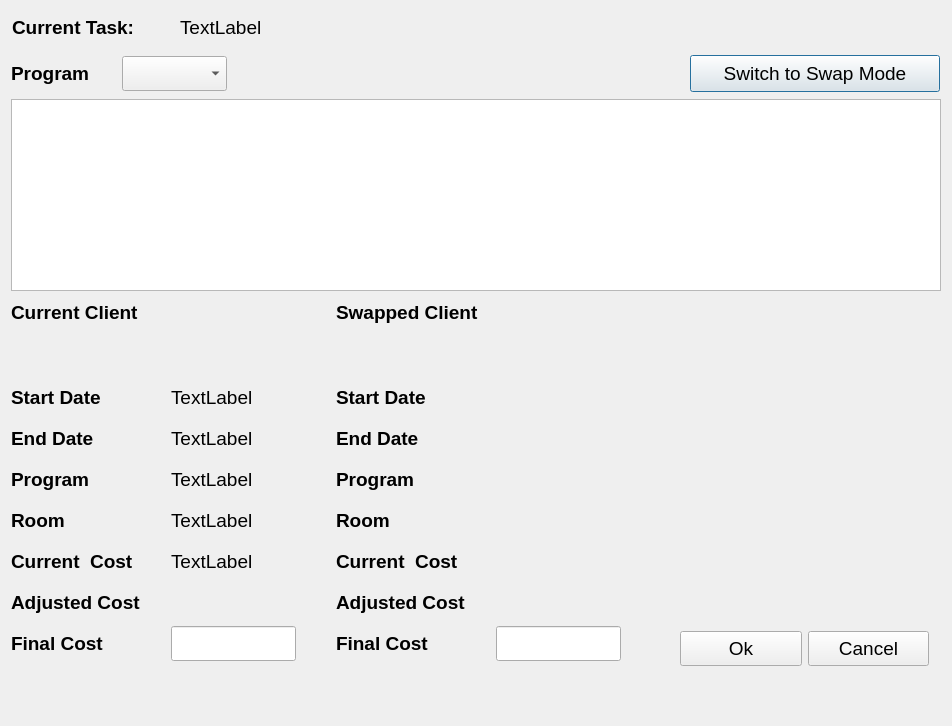
This is ArcApp/editrooms.ui in Arc-Project/Arc as Qt 5 draws it before an edit. The edited form follows.
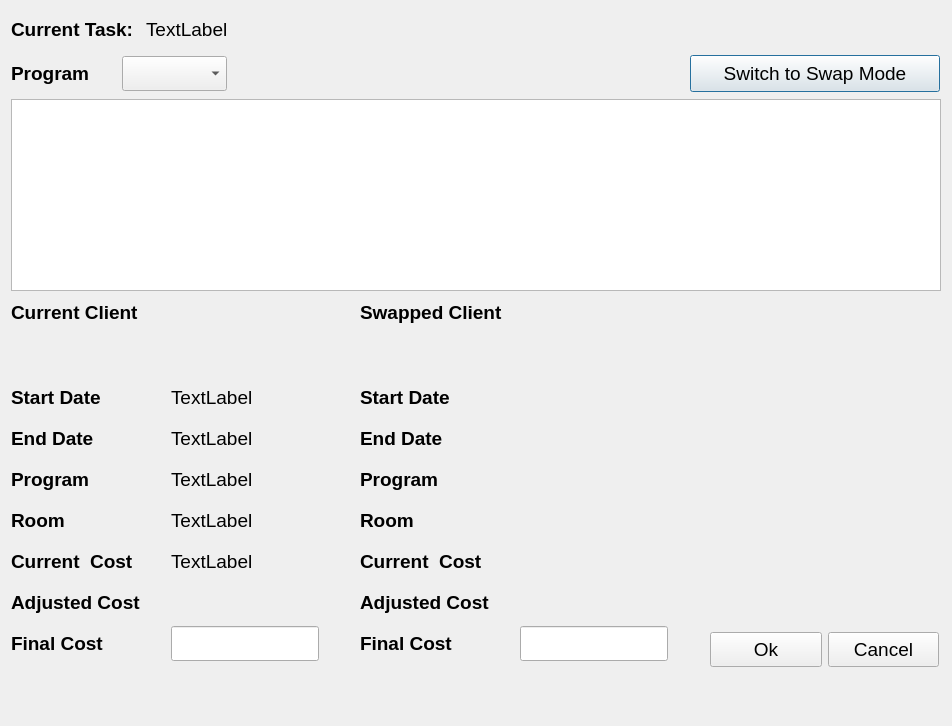
This is the edited form.

Commit message: edit rooms ui spacing fix

What changed in the file:
```diff
--- a/ArcApp/editrooms.ui
+++ b/ArcApp/editrooms.ui
@@ -57,30 +57,6 @@
     </font>
    </property>
   </widget>
-  <widget class="QLabel" name="editMoveType">
-   <property name="geometry">
-    <rect>
-     <x>180</x>
-     <y>10</y>
-     <width>761</width>
-     <height>35</height>
-    </rect>
-   </property>
-   <property name="minimumSize">
-    <size>
-     <width>0</width>
-     <height>35</height>
-    </size>
-   </property>
-   <property name="font">
-    <font>
-     <pointsize>14</pointsize>
-    </font>
-   </property>
-   <property name="text">
-    <string>TextLabel</string>
-   </property>
-  </widget>
   <widget class="QLabel" name="editWarnLabel">
    <property name="geometry">
     <rect>
@@ -114,38 +90,12 @@
     <set>Qt::AlignRight|Qt::AlignTrailing|Qt::AlignVCenter</set>
    </property>
   </widget>
-  <widget class="QLabel" name="label_18">
-   <property name="geometry">
-    <rect>
-     <x>12</x>
-     <y>10</y>
-     <width>158</width>
-     <height>35</height>
-    </rect>
-   </property>
-   <property name="minimumSize">
-    <size>
-     <width>158</width>
-     <height>35</height>
-    </size>
-   </property>
-   <property name="font">
-    <font>
-     <pointsize>14</pointsize>
-     <weight>75</weight>
-     <bold>true</bold>
-    </font>
-   </property>
-   <property name="text">
-    <string>Current Task:</string>
-   </property>
-  </widget>
   <widget class="QWidget" name="formLayoutWidget">
    <property name="geometry">
     <rect>
      <x>11</x>
      <y>380</y>
-     <width>318</width>
+     <width>341</width>
      <height>289</height>
     </rect>
    </property>
@@ -177,7 +127,7 @@
      <widget class="QLabel" name="curStart">
       <property name="minimumSize">
        <size>
-        <width>0</width>
+        <width>148</width>
         <height>35</height>
        </size>
       </property>
@@ -215,7 +165,7 @@
      <widget class="QLabel" name="curEnd">
       <property name="minimumSize">
        <size>
-        <width>0</width>
+        <width>148</width>
         <height>35</height>
        </size>
       </property>
@@ -253,7 +203,7 @@
      <widget class="QLabel" name="curProgram">
       <property name="minimumSize">
        <size>
-        <width>0</width>
+        <width>148</width>
         <height>35</height>
        </size>
       </property>
@@ -291,7 +241,7 @@
      <widget class="QLabel" name="curRoom">
       <property name="minimumSize">
        <size>
-        <width>0</width>
+        <width>148</width>
         <height>35</height>
        </size>
       </property>
@@ -329,7 +279,7 @@
      <widget class="QLabel" name="curCost">
       <property name="minimumSize">
        <size>
-        <width>0</width>
+        <width>148</width>
         <height>35</height>
        </size>
       </property>
@@ -367,7 +317,7 @@
      <widget class="QLabel" name="curAdjust">
       <property name="minimumSize">
        <size>
-        <width>0</width>
+        <width>148</width>
         <height>35</height>
        </size>
       </property>
@@ -411,7 +361,7 @@
       </property>
       <property name="minimumSize">
        <size>
-        <width>0</width>
+        <width>148</width>
         <height>35</height>
        </size>
       </property>
@@ -433,9 +383,9 @@
   <widget class="QWidget" name="formLayoutWidget_2">
    <property name="geometry">
     <rect>
-     <x>336</x>
+     <x>360</x>
      <y>380</y>
-     <width>318</width>
+     <width>341</width>
      <height>289</height>
     </rect>
    </property>
@@ -467,7 +417,7 @@
      <widget class="QLabel" name="swapStart">
       <property name="minimumSize">
        <size>
-        <width>0</width>
+        <width>148</width>
         <height>35</height>
        </size>
       </property>
@@ -505,7 +455,7 @@
      <widget class="QLabel" name="swapEnd">
       <property name="minimumSize">
        <size>
-        <width>0</width>
+        <width>148</width>
         <height>35</height>
        </size>
       </property>
@@ -543,7 +493,7 @@
      <widget class="QLabel" name="swapProgram">
       <property name="minimumSize">
        <size>
-        <width>0</width>
+        <width>148</width>
         <height>35</height>
        </size>
       </property>
@@ -581,7 +531,7 @@
      <widget class="QLabel" name="swapRoom">
       <property name="minimumSize">
        <size>
-        <width>0</width>
+        <width>148</width>
         <height>35</height>
        </size>
       </property>
@@ -619,7 +569,7 @@
      <widget class="QLabel" name="swapCost">
       <property name="minimumSize">
        <size>
-        <width>0</width>
+        <width>148</width>
         <height>35</height>
        </size>
       </property>
@@ -657,7 +607,7 @@
      <widget class="QLabel" name="swapAdjust">
       <property name="minimumSize">
        <size>
-        <width>0</width>
+        <width>148</width>
         <height>35</height>
        </size>
       </property>
@@ -701,7 +651,7 @@
       </property>
       <property name="minimumSize">
        <size>
-        <width>0</width>
+        <width>148</width>
         <height>35</height>
        </size>
       </property>
@@ -744,6 +694,56 @@
     <string>Switch to Swap Mode</string>
    </property>
   </widget>
+  <widget class="QWidget" name="">
+   <property name="geometry">
+    <rect>
+     <x>11</x>
+     <y>11</y>
+     <width>264</width>
+     <height>37</height>
+    </rect>
+   </property>
+   <layout class="QHBoxLayout" name="horizontalLayout_2">
+    <item>
+     <widget class="QLabel" name="label_18">
+      <property name="minimumSize">
+       <size>
+        <width>0</width>
+        <height>35</height>
+       </size>
+      </property>
+      <property name="font">
+       <font>
+        <pointsize>14</pointsize>
+        <weight>75</weight>
+        <bold>true</bold>
+       </font>
+      </property>
+      <property name="text">
+       <string>Current Task:</string>
+      </property>
+     </widget>
+    </item>
+    <item>
+     <widget class="QLabel" name="editMoveType">
+      <property name="minimumSize">
+       <size>
+        <width>0</width>
+        <height>35</height>
+       </size>
+      </property>
+      <property name="font">
+       <font>
+        <pointsize>14</pointsize>
+       </font>
+      </property>
+      <property name="text">
+       <string>TextLabel</string>
+      </property>
+     </widget>
+    </item>
+   </layout>
+  </widget>
   <widget class="QWidget" name="">
    <property name="geometry">
     <rect>
@@ -844,7 +844,7 @@
   <widget class="QWidget" name="">
    <property name="geometry">
     <rect>
-     <x>336</x>
+     <x>360</x>
      <y>294</y>
      <width>182</width>
      <height>79</height>
@@ -894,18 +894,18 @@
   <widget class="QWidget" name="">
    <property name="geometry">
     <rect>
-     <x>680</x>
-     <y>580</y>
-     <width>249</width>
-     <height>86</height>
+     <x>710</x>
+     <y>630</y>
+     <width>229</width>
+     <height>39</height>
     </rect>
    </property>
-   <layout class="QGridLayout" name="gridLayout_2">
-    <item row="1" column="0">
+   <layout class="QHBoxLayout" name="horizontalLayout_3">
+    <item>
      <widget class="QPushButton" name="editOkButton">
       <property name="minimumSize">
        <size>
-        <width>120</width>
+        <width>110</width>
         <height>35</height>
        </size>
       </property>
@@ -919,11 +919,11 @@
       </property>
      </widget>
     </item>
-    <item row="1" column="1">
+    <item>
      <widget class="QPushButton" name="editCancelButton">
       <property name="minimumSize">
        <size>
-        <width>120</width>
+        <width>110</width>
         <height>35</height>
        </size>
       </property>
@@ -937,19 +937,6 @@
       </property>
      </widget>
     </item>
-    <item row="0" column="0">
-     <spacer name="verticalSpacer">
-      <property name="orientation">
-       <enum>Qt::Vertical</enum>
-      </property>
-      <property name="sizeHint" stdset="0">
-       <size>
-        <width>20</width>
-        <height>40</height>
-       </size>
-      </property>
-     </spacer>
-    </item>
    </layout>
   </widget>
  </widget>
```
Left out of the diff: 2 changed lines with no effect on the pictures.
